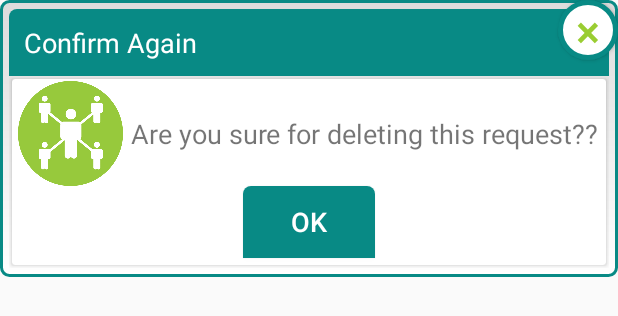
After one commit to hvngoc/thesis, an Android app: the layout layout_custom_confirm_dialog.xml on its own in the app's theme, with its tools: preview values and no code run, on a phone screen of 412 x 824 dp. The commit adds this screen. Shown: the top 316 px of the screen. Run offline under Robolectric (Android 15) with nearby library versions, the phone set to English and light mode, and no system bars.

Commit message:
confirm friend

```diff
--- a/GoogleMapTest/app/src/main/java/com/hvngoc/googlemaptest/adapter/RVFriendAdapter.java
+++ b/GoogleMapTest/app/src/main/java/com/hvngoc/googlemaptest/adapter/RVFriendAdapter.java
@@ -134,10 +134,10 @@ public class RVFriendAdapter extends RecyclerView.Adapter<RVFriendAdapter.ViewHo
                             notifyDataSetChanged();
                         }
                     });
-                    if (visibilityAdd == View.INVISIBLE)
-                        friendHelpersAsyncTask.runDeleteRequestAsyncTask();
                     if (visibilityAddRequest == View.INVISIBLE)
                         friendHelpersAsyncTask.runDeleteFriendAsyncTask();
+                    else
+                        friendHelpersAsyncTask.runDeleteRequestAsyncTask();
                 }
             });
         }
--- a/GoogleMapTest/app/src/main/res/layout/fragment_friend_find.xml
+++ b/GoogleMapTest/app/src/main/res/layout/fragment_friend_find.xml
@@ -83,6 +83,7 @@
                     android:layout_width="wrap_content"
                     android:layout_height="wrap_content"/>
                 <ImageView
+                    android:id="@+id/img_add_Friend"
                     android:layout_width="30dip"
                     android:src="@drawable/ic_friend_add_black"
                     android:layout_height="30dip" />
--- /dev/null
+++ b/GoogleMapTest/app/src/main/res/layout/layout_custom_confirm_dialog.xml
@@ -0,0 +1,74 @@
+<?xml version="1.0" encoding="utf-8"?>
+<RelativeLayout
+    xmlns:android="http://schemas.android.com/apk/res/android"
+    xmlns:card_view="http://schemas.android.com/apk/res-auto"
+    android:layout_width="match_parent"
+    android:layout_height="wrap_content"
+    android:paddingBottom="6dip"
+    android:background="@drawable/comment_bg_dialog">
+    <LinearLayout
+        android:layout_width="match_parent"
+        android:layout_height="wrap_content"
+        android:layout_marginTop="6dp"
+        android:layout_marginLeft="6dp"
+        android:layout_marginRight="6dp"
+        android:orientation="vertical">
+        <TextView
+            android:layout_width="match_parent"
+            android:layout_height="wrap_content"
+            android:padding="10dp"
+            android:background="@drawable/comment_bg_title"
+            android:text="Confirm Again"
+            android:textSize="18sp"
+            android:textColor="@android:color/white" />
+        <android.support.v7.widget.CardView
+            android:layout_margin="2dip"
+            android:layout_width="match_parent"
+            android:layout_height="wrap_content"
+            card_view:contentPadding="1dip"
+            card_view:cardCornerRadius="2dip">
+            <LinearLayout
+                android:orientation="vertical"
+                android:layout_width="match_parent"
+                android:layout_height="wrap_content">
+                <LinearLayout
+                    android:gravity="center"
+                    android:layout_width="match_parent"
+                    android:orientation="horizontal"
+                    android:layout_height="wrap_content">
+                    <ImageView
+                        android:src="@drawable/logo"
+                        android:layout_width="70dip"
+                        android:layout_height="70dip" />
+                    <TextView
+                        android:id="@+id/txtConfirm"
+                        android:layout_marginStart="5dip"
+                        android:textSize="18sp"
+                        android:text="Are you sure for deleting this request??"
+                        android:layout_width="wrap_content"
+                        android:layout_height="wrap_content" />
+                </LinearLayout>
+                <Button
+                    android:layout_marginBottom="3dip"
+                    android:id="@+id/btnConfirmOK"
+                    android:layout_width="wrap_content"
+                    android:background="@drawable/comment_bg_title"
+                    android:textSize="18sp"
+                    android:textColor="@android:color/white"
+                    android:layout_gravity="center"
+                    android:text="OK"
+                    android:layout_height="wrap_content" />
+            </LinearLayout>
+        </android.support.v7.widget.CardView>
+    </LinearLayout>
+    <Button
+        android:id="@+id/btnConfirmClose"
+        android:layout_width="40dp"
+        android:layout_height="40dp"
+        android:layout_alignParentRight="true"
+        android:layout_alignParentTop="true"
+        android:background="@drawable/comment_bg_close"
+        android:textSize="30dip"
+        android:text="×"
+        android:textColor="#9acd32" />
+</RelativeLayout>
```
Also changed, not shown: GoogleMapTest/app/src/main/java/com/hvngoc/googlemaptest/custom/ConfirmDialog.java (added, +56 -0 lines), GoogleMapTest/app/src/main/java/com/hvngoc/googlemaptest/fragment/FriendFindFragment.java (+36 -4 lines), GoogleMapTest/app/src/main/java/com/hvngoc/googlemaptest/helper/FriendHelpersAsyncTask.java (+40 -2 lines).
